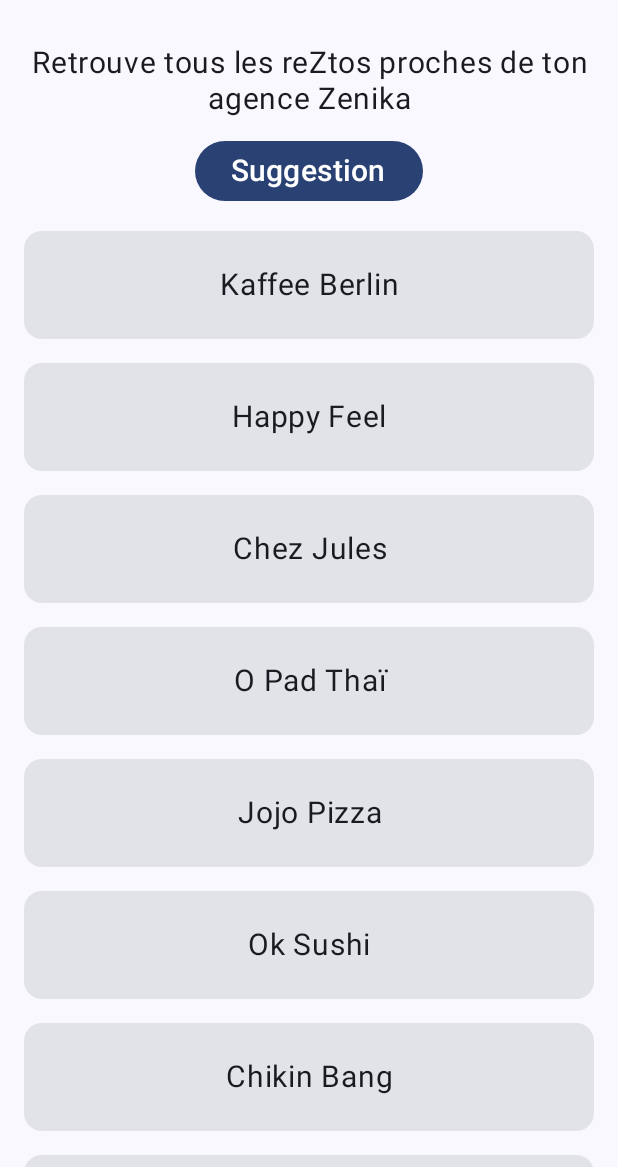
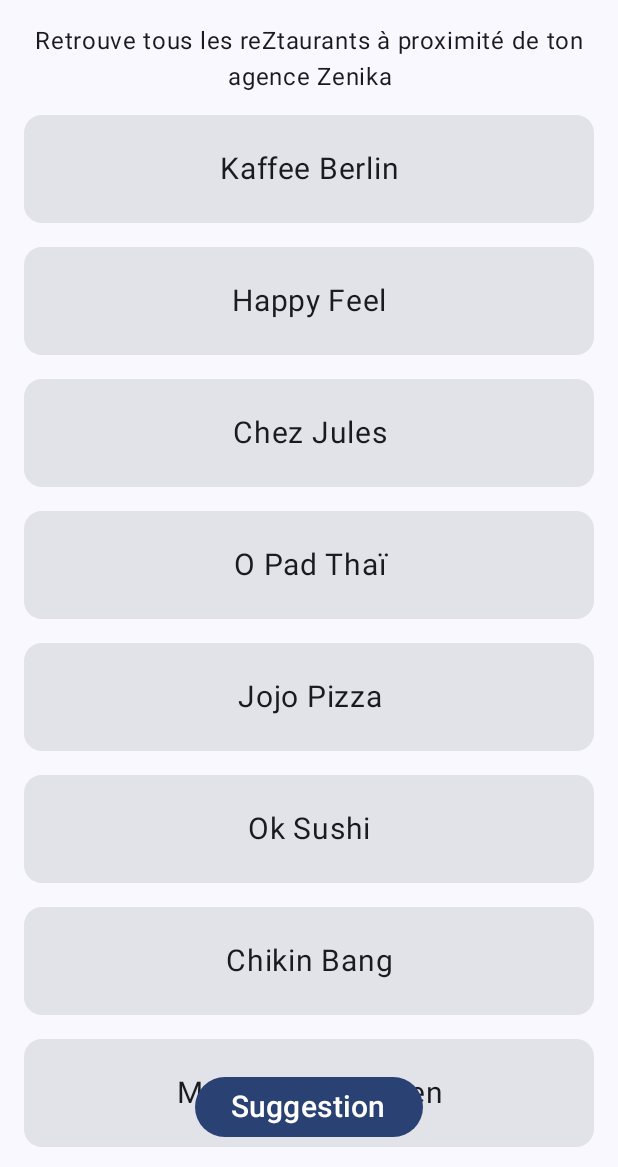
Before and after one commit to Zenika/ZeniLunch, an Android app built with Jetpack Compose: the screen it shows after launch (MainActivity), on a phone screen of 412 x 824 dp, the part 69-1236 px from its top. Run offline under Robolectric (Android 15) with nearby library versions, the phone set to English and light mode, and no system bars; our stand-ins replace Dagger/Hilt's generated code, accompanist; libraries missing offline, so code that uses them is left out: com.google.accompanist.navigation.

Commit message:
Add Scaffold and new restaurant

```diff
--- a/app/src/main/java/com/zenika/zenilunch/ListScreen.kt
+++ b/app/src/main/java/com/zenika/zenilunch/ListScreen.kt
@@ -12,11 +12,15 @@
 import androidx.compose.material3.Button
 import androidx.compose.material3.Card
 import androidx.compose.material3.ExperimentalMaterial3Api
+import androidx.compose.material3.FabPosition
+import androidx.compose.material3.MaterialTheme
+import androidx.compose.material3.Scaffold
 import androidx.compose.material3.Text
 import androidx.compose.material3.TopAppBar
 import androidx.compose.runtime.Composable
 import androidx.compose.ui.Alignment.Companion.CenterHorizontally
 import androidx.compose.ui.Modifier
+import androidx.compose.ui.res.stringResource
 import androidx.compose.ui.text.style.TextAlign
 import androidx.compose.ui.unit.dp
 import androidx.compose.ui.unit.sp
@@ -31,34 +35,32 @@
 ) {
     val restaurants = createRestaurants()
     val state = rememberLazyListState()
-    Column {
+
+    Scaffold(
+        topBar = {
             TopAppBar(title = { Text(text = "ZeniLunch") })
-        Text(
-            text = "Retrouve tous les reZtos proches de ton agence Zenika",
+        },
+        content = { innerPadding ->
+            Column(
                 Modifier
-                .padding(12.dp),
-            textAlign = TextAlign.Center,
-            fontSize = 20.sp
-        )
-        Button(
-            onClick = {
-                val randomIndex = Random.nextInt(restaurants.size)
-                val restaurant = restaurants[randomIndex]
-                onSuggestionClick(restaurant) },
-            Modifier
-                .align(CenterHorizontally)
+                    .padding(innerPadding)
             ) {
                 Text(
-                text = "Suggestion",
-                fontSize = 20.sp
+                    text = stringResource(R.string.description),
+                    textAlign = TextAlign.Center,
+                    style = MaterialTheme.typography.bodyLarge
                 )
-        }
                 LazyColumn(
                     Modifier
                         .fillMaxSize(),
                     verticalArrangement = Arrangement.spacedBy(16.dp),
                     horizontalAlignment = CenterHorizontally,
-            contentPadding = PaddingValues(screenPadding),
+                    contentPadding = PaddingValues(
+                        screenPadding,
+                        screenPadding,
+                        screenPadding,
+                        70.dp
+                    ),
                     state = state
                 ) {
                     items(restaurants.size) { index ->
@@ -82,6 +84,22 @@
                     }
                 }
             }
+        },
+        floatingActionButtonPosition = FabPosition.Center,
+        floatingActionButton = {
+            Button(
+                onClick = {
+                    val randomIndex = Random.nextInt(restaurants.size)
+                    val restaurant = restaurants[randomIndex]
+                    onSuggestionClick(restaurant)
+                }) {
+                Text(
+                    text = stringResource(R.string.suggestion),
+                    fontSize = 20.sp
+                )
+            }
+        }
+    )
 }
 
 private fun createRestaurants(): List<RestaurantUIModel> {
@@ -94,6 +112,7 @@
         RestaurantUIModel("Ok Sushi", "Japonais", "€€", true, false, 45.76855096798334, 4.8494913730169795),
         RestaurantUIModel("Chikin Bang", "Coréen", "€", false, false, 45.761726612268745, 4.856067793275381),
         RestaurantUIModel("Manger Vite & Bien", "Bar à salades", "€", true, true, 45.764033379006165, 4.857152298222151),
-        RestaurantUIModel("Subway", "Sandwich", "€€", true, true, 45.76959922404694, 4.854517083590193)
+        RestaurantUIModel("Subway", "Sandwich", "€€", true, true, 45.76959922404694, 4.854517083590193),
+        RestaurantUIModel("Pepe Pizza", "Pizzeria", "€€", false, false, 45.76609019074048, 4.854910608843241)
     )
 }
--- a/app/src/main/java/com/zenika/zenilunch/RestaurantViewModel.kt
+++ b/app/src/main/java/com/zenika/zenilunch/RestaurantViewModel.kt
@@ -31,7 +31,8 @@
             RestaurantUIModel("Ok Sushi", "Japonais", "€€", true, false, 45.76855096798334, 4.8494913730169795),
             RestaurantUIModel("Chikin Bang", "Coréen", "€", false, false, 45.761726612268745, 4.856067793275381),
             RestaurantUIModel("Manger Vite & Bien", "Bar à salades", "€", true, true, 45.764033379006165, 4.857152298222151),
-            RestaurantUIModel("Subway", "Sandwich", "€€", true, true, 45.76959922404694, 4.854517083590193)
+            RestaurantUIModel("Subway", "Sandwich", "€€", true, true, 45.76959922404694, 4.854517083590193),
+            RestaurantUIModel("Pepe Pizza", "Pizzeria", "€€", false, false, 45.76609019074048, 4.854910608843241)
         )
 
         var restaurantValues = RestaurantUIModel("Error", "", "", vegetarian = false, vegan = false, 0.0, 0.0)
```
Lines whose indentation alone changed are shown as unchanged.
